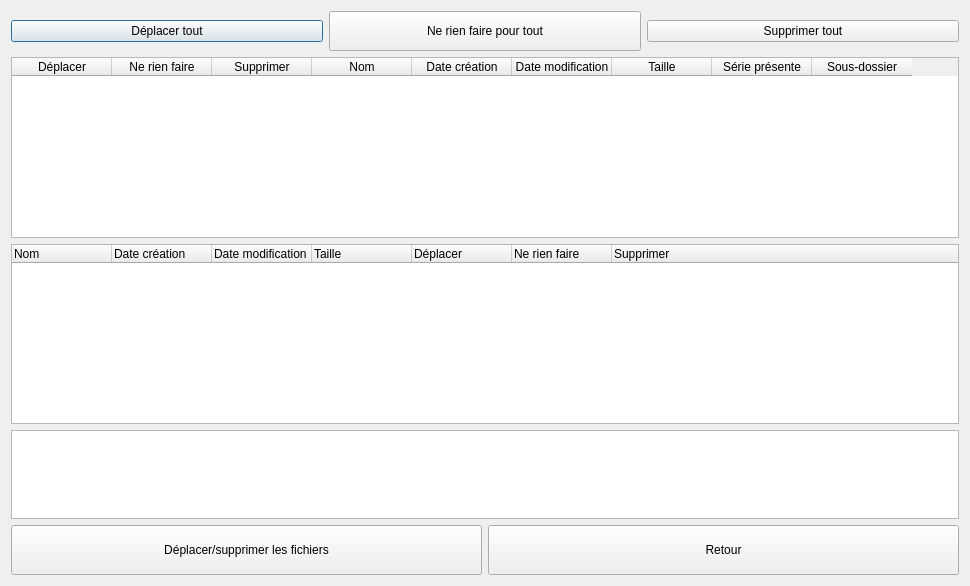
Qt form dialog.ui (Eranos31/Series_Manager) before a commit.
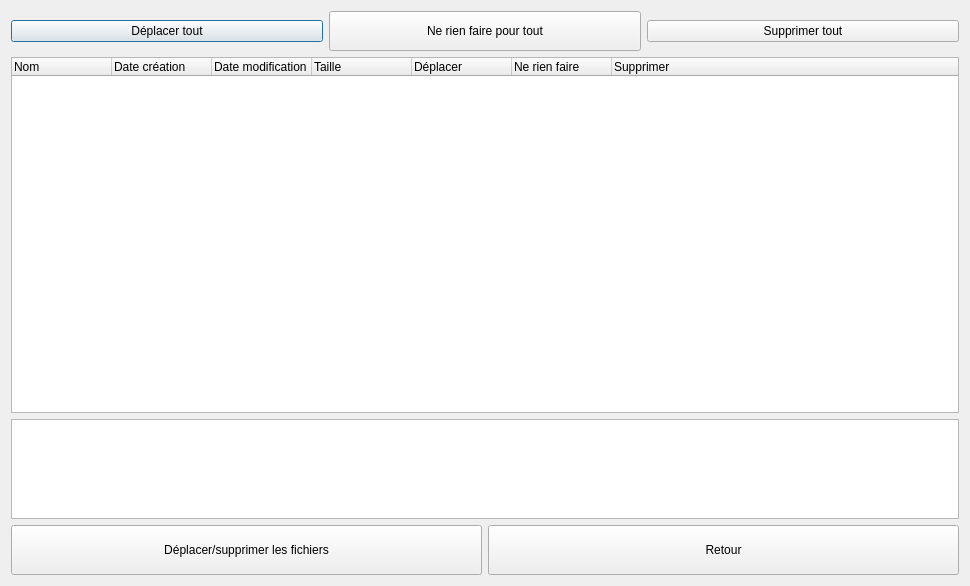
The same form after that commit. Icons and pictures are not drawn.

Commit message:
Modification IHM déplacement de fichier
- Ajout des checkbox groupé
- Modification de la fonction de contrôle des fichiers du répertoire de
téléchargement pour que celui ci se produise au retour sur la fenêtre
- Modification des fonctions deplacerTout, supprimerTout,
neRienFaireTout
- Modification de la fonction de traitement des fichiers

Diff of the .ui file:
```diff
--- a/dialog.ui
+++ b/dialog.ui
@@ -74,61 +74,6 @@
      </item>
     </layout>
    </item>
-   <item>
-    <widget class="QTableWidget" name="tableWidget">
-     <property name="columnCount">
-      <number>9</number>
-     </property>
-     <attribute name="verticalHeaderVisible">
-      <bool>false</bool>
-     </attribute>
-     <column>
-      <property name="text">
-       <string>Déplacer</string>
-      </property>
-     </column>
-     <column>
-      <property name="text">
-       <string>Ne rien faire</string>
-      </property>
-     </column>
-     <column>
-      <property name="text">
-       <string>Supprimer</string>
-      </property>
-     </column>
-     <column>
-      <property name="text">
-       <string>Nom</string>
-      </property>
-     </column>
-     <column>
-      <property name="text">
-       <string>Date création</string>
-      </property>
-     </column>
-     <column>
-      <property name="text">
-       <string>Date modification</string>
-      </property>
-     </column>
-     <column>
-      <property name="text">
-       <string>Taille</string>
-      </property>
-     </column>
-     <column>
-      <property name="text">
-       <string>Série présente</string>
-      </property>
-     </column>
-     <column>
-      <property name="text">
-       <string>Sous-dossier</string>
-      </property>
-     </column>
-    </widget>
-   </item>
    <item>
     <widget class="QTreeWidget" name="treeWidget">
      <column>
@@ -166,6 +111,11 @@
        <string>Supprimer</string>
       </property>
      </column>
+     <column>
+      <property name="text">
+       <string/>
+      </property>
+     </column>
     </widget>
    </item>
    <item>
```
The commit also changes 3 other files.
